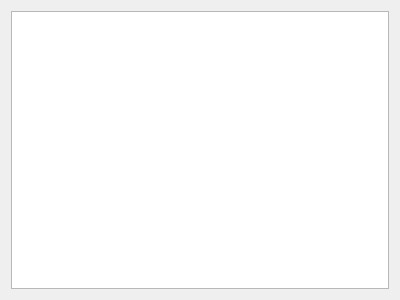
This is ui/WsjtxWidget.ui in 7h0ma5/QLog as Qt 5 draws it before an edit. The edited form follows.
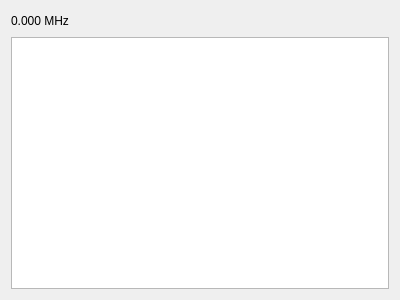
This is the edited form.

Commit message: Update data, implement WSJTX, fix ADIF import

```diff
--- a/ui/WsjtxWidget.ui
+++ b/ui/WsjtxWidget.ui
@@ -14,22 +14,36 @@
    <string>Form</string>
   </property>
   <layout class="QGridLayout" name="gridLayout">
+   <item row="0" column="1">
+    <widget class="QLabel" name="modeLabel">
+     <property name="text">
+      <string/>
+     </property>
+    </widget>
+   </item>
+   <item row="0" column="2">
+    <spacer name="horizontalSpacer">
+     <property name="orientation">
+      <enum>Qt::Horizontal</enum>
+     </property>
+     <property name="sizeHint" stdset="0">
+      <size>
+       <width>40</width>
+       <height>20</height>
+      </size>
+     </property>
+    </spacer>
+   </item>
    <item row="0" column="0">
-    <widget class="QTableWidget" name="tableWidget">
-     <property name="editTriggers">
-      <set>QAbstractItemView::NoEditTriggers</set>
+    <widget class="QLabel" name="freqLabel">
+     <property name="text">
+      <string>0.000 MHz</string>
      </property>
-     <property name="selectionBehavior">
-      <enum>QAbstractItemView::SelectRows</enum>
-     </property>
-     <attribute name="horizontalHeaderVisible">
-      <bool>false</bool>
-     </attribute>
-     <attribute name="verticalHeaderVisible">
-      <bool>false</bool>
-     </attribute>
     </widget>
    </item>
+   <item row="1" column="0" colspan="3">
+    <widget class="QTableView" name="tableView"/>
+   </item>
   </layout>
  </widget>
  <resources/>
```
The commit also changes 31 other files.
